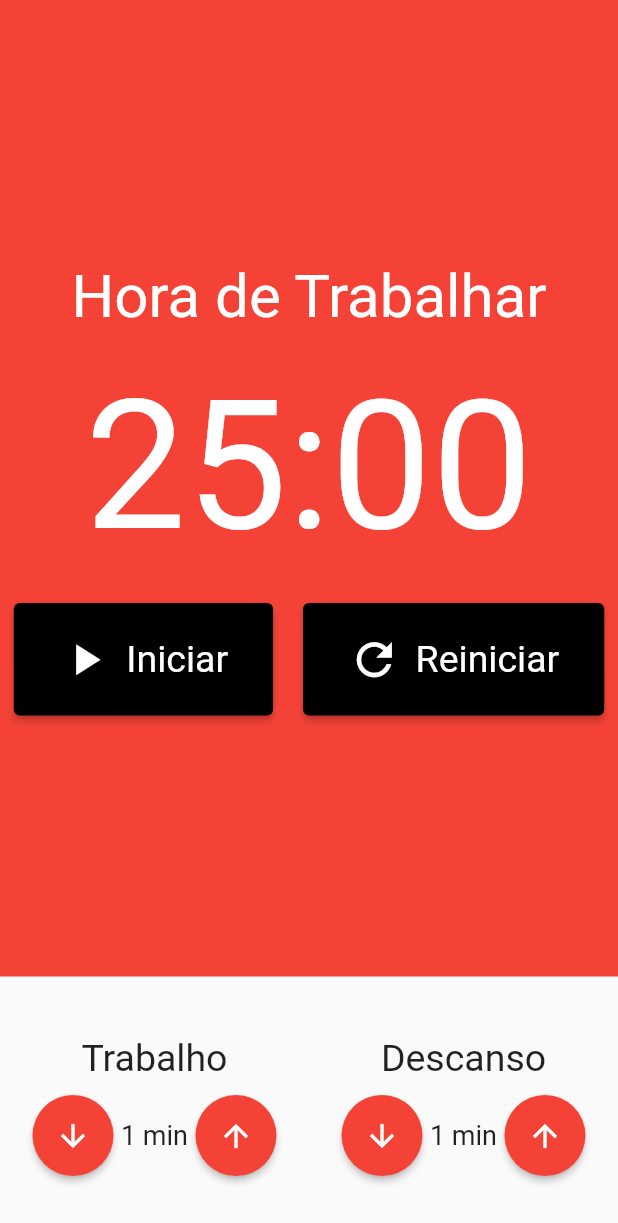
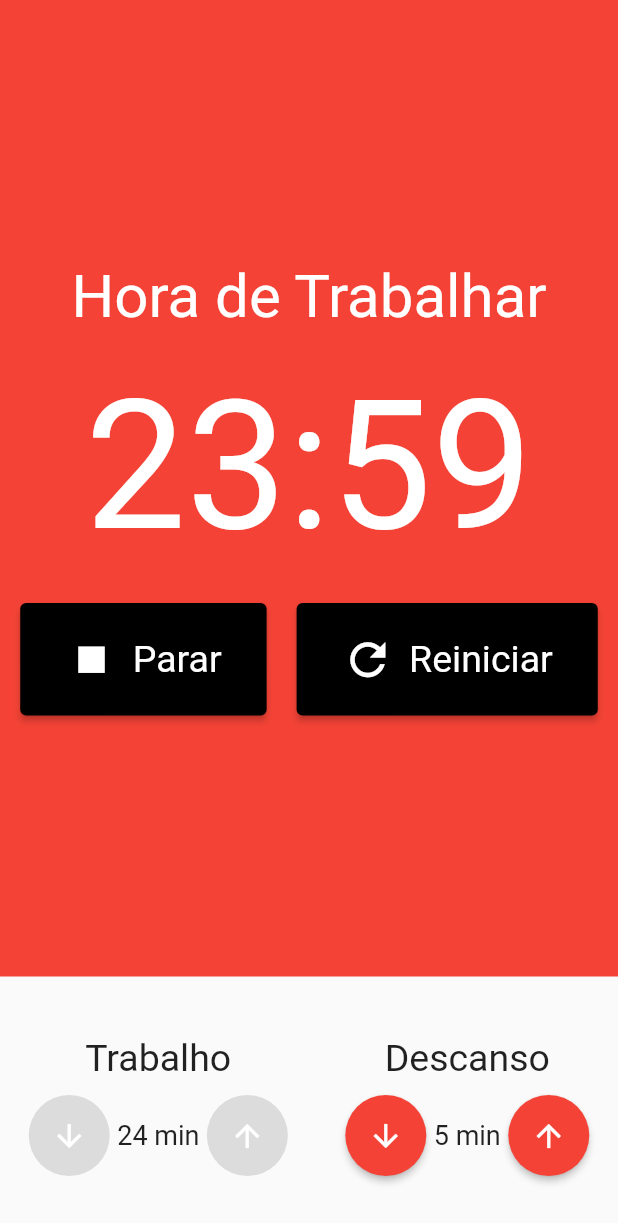
Before and after one commit to faamaral/pomodoro, a Flutter app: the screen it shows after launch, after a tap on "Iniciar", on a phone screen of 412 x 824 dp. Shown: the top 1223 px of the screen. Run offline on Flutter 3.47's test engine with Material 2 defaults, Android fonts, the phone set to English and light mode, and no system bars; our stand-ins replace flutter_mobx, mobx; generated files the repository leaves out were written again.

Commit message:
finish pomodore store and improve documentation

```diff
--- /dev/null
+++ b/build.yaml
@@ -0,0 +1,6 @@
+targets:
+  $default:
+    builders:
+      mobx_codegen | mobx_generator:
+        generate_for:
+          - "lib/store/**.store.dart"
--- a/lib/components/cronometro.dart
+++ b/lib/components/cronometro.dart
@@ -1,52 +1,71 @@
 import 'package:flutter/material.dart';
+import 'package:flutter_mobx/flutter_mobx.dart';
 import 'package:pomodoro/components/cronometro_botao.dart';
+import 'package:pomodoro/store/pomodoro.store.dart';
+import 'package:provider/provider.dart';
 
 class Cronometro extends StatelessWidget {
   const Cronometro({super.key});
 
   @override
   Widget build(BuildContext context) {
-    return Container(
-      color: Colors.red,
+    final store = Provider.of<PomodoroStore>(context);
+    return Observer(
+      builder: (_) =>  Container(
+        color: store.estaTrabalhando() ? Colors.red : Colors.green,
         child: Column(
           mainAxisAlignment: MainAxisAlignment.center,
           // crossAxisAlignment: CrossAxisAlignment.center,
           children: [
             Text(
-            'Hora de Trabalhar',
-            style: TextStyle(fontSize: 40, color: Colors.white),
+              store.estaTrabalhando() ? 'Hora de Trabalhar' : 'Hora de Descansar',
+              style: const TextStyle(fontSize: 40, color: Colors.white),
             ),
-          SizedBox(
+            const SizedBox(
               height: 20,
             ),
             Text(
-            '25:00',
-            style: TextStyle(
+              '${store.minutos.toString().padLeft(2, '0')}:${store.segundos.toString().padLeft(2, '0')}',
+              style: const TextStyle(
                 fontSize: 120,
                 color: Colors.white,
               ),
             ),
-          SizedBox(
+            const SizedBox(
               height: 20,
             ),
             Row(
               mainAxisAlignment: MainAxisAlignment.center,
               children: [
+                if (!store.iniciado)
                   Padding(
                     padding: const EdgeInsets.only(right: 10),
-                child: CronometroBotao(text: 'Iniciar', icon: Icons.play_arrow),
+                    child: CronometroBotao(
+                        text: 'Iniciar',
+                        icon: Icons.play_arrow,
+                        click: store.iniciar),
                   ),
-              // Padding(
-              //   padding: const EdgeInsets.only(right: 10),
-              //   child: CronometroBotao(text: 'Parar', icon: Icons.stop),
-              // ),
+                if (store.iniciado)
+                  Padding(
+                    padding: const EdgeInsets.only(right: 10),
+                    child: CronometroBotao(
+                      text: 'Parar',
+                      icon: Icons.stop,
+                      click: store.parar,
+                    ),
+                  ),
                 Padding(
                   padding: const EdgeInsets.only(left: 10),
-                child: CronometroBotao(text: 'Reiniciar', icon: Icons.refresh),
+                  child: CronometroBotao(
+                    text: 'Reiniciar',
+                    icon: Icons.refresh,
+                    click: store.reiniciar,
+                  ),
                 ),
               ],
-          )
+            ),
           ],
+        ),
       ),
     );
   }
--- a/lib/components/cronometro_botao.dart
+++ b/lib/components/cronometro_botao.dart
@@ -1,9 +1,13 @@
 import 'package:flutter/material.dart';
+import 'package:provider/provider.dart';
+
+import '../store/pomodoro.store.dart';
 
 class CronometroBotao extends StatelessWidget {
   final String text;
   final IconData icon;
-  const CronometroBotao({super.key, required this.text, required this.icon});
+  final void Function()? click;
+  const CronometroBotao({super.key, required this.text, required this.icon, this.click});
 
   @override
   Widget build(BuildContext context) {
@@ -16,12 +20,15 @@ class CronometroBotao extends StatelessWidget {
         ),
         textStyle: const TextStyle(fontSize: 25),
       ),
-      onPressed: () {},
+      onPressed: click,
       child: Row(
         children: [
           Padding(
             padding: const EdgeInsets.only(right: 10),
-            child: Icon(icon, size: 35,),
+            child: Icon(
+              icon,
+              size: 35,
+            ),
           ),
           Text(text),
         ],
--- a/lib/components/entrada_tempo.dart
+++ b/lib/components/entrada_tempo.dart
@@ -1,14 +1,24 @@
 import 'package:flutter/material.dart';
+import 'package:provider/provider.dart';
+
+import '../store/pomodoro.store.dart';
 
 class EntradaTempo extends StatelessWidget {
   final String titulo;
   final int valor;
   final void Function()? inc;
   final void Function()? dec;
-  const EntradaTempo({super.key, required this.valor, required this.titulo, this.inc, this.dec});
+  const EntradaTempo(
+      {super.key,
+      required this.valor,
+      required this.titulo,
+      this.inc,
+      this.dec});
 
   @override
   Widget build(BuildContext context) {
+    final store = Provider.of<PomodoroStore>(context);
+
     return Column(
       crossAxisAlignment: CrossAxisAlignment.center,
       children: [
@@ -29,9 +39,11 @@ class EntradaTempo extends StatelessWidget {
                 color: Colors.white,
               ),
               style: ElevatedButton.styleFrom(
-                  shape: CircleBorder(),
-                  padding: EdgeInsets.all(15),
-                  backgroundColor: Colors.red),
+                shape: CircleBorder(),
+                padding: EdgeInsets.all(15),
+                backgroundColor:
+                    store.estaTrabalhando() ? Colors.red : Colors.green,
+              ),
             ),
             Text(
               '${this.valor} min',
@@ -44,9 +56,11 @@ class EntradaTempo extends StatelessWidget {
                 color: Colors.white,
               ),
               style: ElevatedButton.styleFrom(
-                  shape: CircleBorder(),
-                  padding: EdgeInsets.all(15),
-                  backgroundColor: Colors.red),
+                shape: CircleBorder(),
+                padding: EdgeInsets.all(15),
+                backgroundColor:
+                    store.estaTrabalhando() ? Colors.red : Colors.green,
+              ),
             ),
           ],
         ),
--- a/lib/main.dart
+++ b/lib/main.dart
@@ -25,6 +25,7 @@ class MyApp extends StatelessWidget {
           primarySwatch: Colors.blue,
         ),
         home: const Pomodoro(),
+        debugShowCheckedModeBanner: false,
       ),
     );
   }
--- a/lib/pages/pomodoro.dart
+++ b/lib/pages/pomodoro.dart
@@ -25,14 +25,18 @@ class Pomodoro extends StatelessWidget {
                   EntradaTempo(
                     titulo: 'Trabalho',
                     valor: store.tempoTrabalho,
-                    inc: store.incrementarTempoTrabalho,
-                    dec: store.decrementarTempoTrabalho,
+                    inc: store.iniciado && store.estaTrabalhando()
+                        ? null
+                        : store.incrementarTempoTrabalho,
+                    dec: store.iniciado && store.estaTrabalhando()
+                        ? null
+                        : store.decrementarTempoTrabalho,
                   ),
                   EntradaTempo(
                     titulo: 'Descanso',
                     valor: store.tempoDescanso,
-                    inc: store.incrementarTempoDescanso,
-                    dec: store.decrementarTempoDescanso,
+                    inc: store.iniciado && store.estaDescansando() ? null : store.incrementarTempoDescanso,
+                    dec: store.iniciado && store.estaDescansando() ? null : store.decrementarTempoDescanso,
                   ),
                 ],
               ),
--- a/lib/store/pomodoro.store.dart
+++ b/lib/store/pomodoro.store.dart
@@ -1,32 +1,113 @@
+import 'dart:async';
+
 import 'package:mobx/mobx.dart';
 
 part 'pomodoro.store.g.dart';
 
 class PomodoroStore = _PomodoroStore with _$PomodoroStore;
 
+enum TipoIntervalo { trabalho, descanso }
+
 abstract class _PomodoroStore with Store {
   @observable
-  int tempoTrabalho = 2;
+  bool iniciado = false;
+  @observable
+  int minutos = 25;
+  @observable
+  int segundos = 0;
+  @observable
+  int tempoTrabalho = 25;
+  @observable
+  TipoIntervalo tipoIntervalo = TipoIntervalo.trabalho;
+
+  Timer? cronometro;
 
   @observable
-  int tempoDescanso = 1;
+  int tempoDescanso = 5;
+
+  @action
+  void iniciar() {
+    iniciado = true;
+    cronometro = Timer.periodic(
+      Duration(seconds: 1),
+      (timer) {
+        if (minutos == 0 && segundos == 0) {
+          _trocarTipoIntervalo();
+        } else if (segundos == 0) {
+          segundos = 59;
+          minutos--;
+        } else {
+          segundos--;
+        }
+      },
+    );
+  }
+
+  @action
+  void parar() {
+    iniciado = false;
+    cronometro?.cancel();
+  }
+
+  @action
+  void reiniciar() {
+    parar();
+    minutos = estaTrabalhando() ? tempoTrabalho : tempoDescanso;
+    segundos = 0;
+  }
+
   @action
   void incrementarTempoTrabalho() {
     tempoTrabalho++;
+    if (estaTrabalhando()) {
+      reiniciar();
+    }
   }
 
   @action
   void decrementarTempoTrabalho() {
-    tempoTrabalho--;
+    if (tempoTrabalho > 1) {
+      tempoTrabalho--;
+      if (estaTrabalhando()) {
+        reiniciar();
+      }
+    }
   }
 
   @action
   void incrementarTempoDescanso() {
     tempoDescanso++;
+    if (estaDescansando()) {
+      reiniciar();
+    }
   }
 
   @action
   void decrementarTempoDescanso() {
-    tempoDescanso--;
+    if (tempoDescanso > 1) {
+      tempoDescanso--;
+      if (estaDescansando()) {
+        reiniciar();
+      }
+    }
+  }
+
+  bool estaTrabalhando() {
+    return tipoIntervalo == TipoIntervalo.trabalho;
+  }
+
+  bool estaDescansando() {
+    return tipoIntervalo == TipoIntervalo.descanso;
+  }
+
+  void _trocarTipoIntervalo() {
+    if (estaTrabalhando()) {
+      tipoIntervalo = TipoIntervalo.descanso;
+      minutos = tempoDescanso;
+    } else {
+      tipoIntervalo = TipoIntervalo.trabalho;
+      minutos = tempoTrabalho;
+    }
+    segundos = 0;
   }
 }
```
Also changed, not shown: lib/store/pomodoro.store.g.dart, 3 other files. Lines whose indentation alone changed are shown as unchanged.
